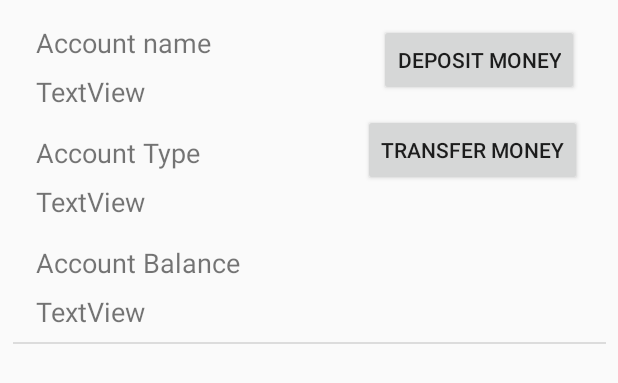
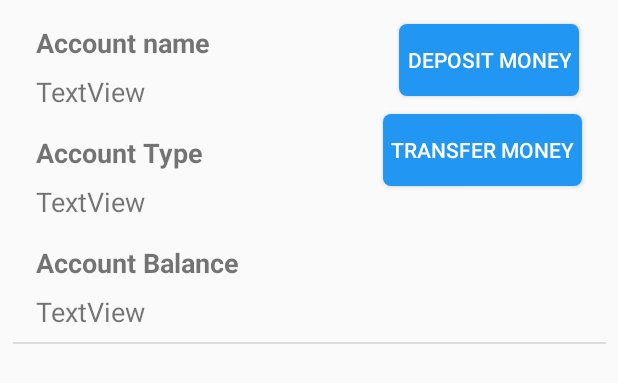
Before and after one commit to CPSO/KeaBankApp, an Android app: the layout activity_account_details.xml on its own in the app's theme, with its tools: preview values and no code run, on a phone screen of 412 x 824 dp. Shown: the top 383 px of the screen. Run offline under Robolectric (Android 15) with nearby library versions, the phone set to English and light mode, and no system bars.

Commit message:
added a new structure for the DB, added some colours,text stryling and round buttons

```diff
--- a/app/src/main/java/com/example/keabankapp/CreateUserActivity.java
+++ b/app/src/main/java/com/example/keabankapp/CreateUserActivity.java
@@ -98,10 +98,10 @@ public class CreateUserActivity extends AppCompatActivity {
         FirebaseUser user = mAuth.getCurrentUser();
         String userId = user.getUid();
 
-        final DocumentReference userDetails = db.collection(userId).document("user");
-        DocumentReference accountRefDef = db.collection(userId).document("accounts")
+        final DocumentReference userDetails = db.collection("users").document(userId);
+        DocumentReference accountRefDef = db.collection("users").document(userId)
                 .collection("accounts").document();
-        DocumentReference accountRefBud = db.collection(userId).document("accounts")
+        DocumentReference accountRefBud = db.collection("users").document(userId)
                 .collection("accounts").document();
 
 
--- a/app/src/main/java/com/example/keabankapp/MainActivity.java
+++ b/app/src/main/java/com/example/keabankapp/MainActivity.java
@@ -34,7 +34,7 @@ public class MainActivity extends AppCompatActivity {
     private static final String TAG = "MainActivity";
     FirebaseFirestore db = FirebaseFirestore.getInstance();
     //creates a referance to the collection in Firestore
-    private CollectionReference accountsListRef = db.collection(Objects.requireNonNull(FirebaseAuth.getInstance().getUid())).document("accounts").collection("accounts");
+    private CollectionReference accountsListRef = db.collection("users").document(FirebaseAuth.getInstance().getUid()).collection("accounts");
     //Firebase Auth
     private FirebaseAuth mAuth;
     //Firebase
--- a/app/src/main/java/com/example/keabankapp/account/AccountCreate.java
+++ b/app/src/main/java/com/example/keabankapp/account/AccountCreate.java
@@ -31,7 +31,6 @@ import java.util.Objects;
 public class AccountCreate extends AppCompatActivity {
     private static final String TAG = "AccountCreate";
     FirebaseFirestore db = FirebaseFirestore.getInstance();
-    private CollectionReference accountsListRef = db.collection(Objects.requireNonNull(FirebaseAuth.getInstance().getUid())).document("accounts").collection("accounts");
     //Firebase Auth
     private FirebaseAuth mAuth;
     //Firebase
@@ -121,7 +120,7 @@ public class AccountCreate extends AppCompatActivity {
                 String aType = selectedAccountType;
 
                 DocumentReference accountRef = FirebaseFirestore.getInstance()
-                        .collection(userId).document("accounts").collection("accounts").document();
+                        .collection("users").document(userId).collection("accounts").document();
                 accountRef.set(new AccountModel(aName,aAmount,aType));
 
             Toast.makeText(AccountCreate.this, "Created a new account",
--- a/app/src/main/java/com/example/keabankapp/account/AccountDetails.java
+++ b/app/src/main/java/com/example/keabankapp/account/AccountDetails.java
@@ -102,7 +102,7 @@ public class AccountDetails extends AppCompatActivity implements View.OnClickLis
         Log.d(TAG, "loadDataFromFirestore: called account id with: " + accountID);
 
 
-        db.collection(userId).document("accounts").collection("accounts").document(accountID)
+        db.collection("users").document(userId).collection("accounts").document(accountID)
                 .get().addOnSuccessListener(new OnSuccessListener<DocumentSnapshot>() {
             @Override
             public void onSuccess(DocumentSnapshot documentSnapshot) {
@@ -137,7 +137,7 @@ public class AccountDetails extends AppCompatActivity implements View.OnClickLis
     private void setUpRecyclerView() {
         String userId = FirebaseAuth.getInstance().getCurrentUser().getUid();
 
-        CollectionReference accountTransRef = db.collection(userId).document("accounts")
+        CollectionReference accountTransRef = db.collection("users").document(userId)
                 .collection("accounts").document(accountID).collection("transactions");
 
         Query query = accountTransRef.orderBy("tTimestamp",Query.Direction.DESCENDING);
--- a/app/src/main/java/com/example/keabankapp/account/PopActivity.java
+++ b/app/src/main/java/com/example/keabankapp/account/PopActivity.java
@@ -82,7 +82,7 @@ public class PopActivity extends Activity {
 
         String userId = FirebaseAuth.getInstance().getCurrentUser().getUid();
 
-        db.collection(userId).document("accounts").collection("accounts").document(accountID)
+        db.collection("users").document(userId).collection("accounts").document(accountID)
                 .get().addOnSuccessListener(new OnSuccessListener<DocumentSnapshot>() {
             @Override
             public void onSuccess(DocumentSnapshot documentSnapshot) {
@@ -107,8 +107,8 @@ public class PopActivity extends Activity {
         String userId = FirebaseAuth.getInstance().getCurrentUser().getUid();
         FirebaseFirestore db = FirebaseFirestore.getInstance();
 
-        DocumentReference accountRef = db.collection(userId).document("accounts").collection("accounts").document(accountID);
-        final CollectionReference accountTransaction = db.collection(userId).document("accounts").collection("accounts").document(accountID)
+        DocumentReference accountRef = db.collection("users").document(userId).collection("accounts").document(accountID);
+        final CollectionReference accountTransaction = db.collection("users").document(userId).collection("accounts").document(accountID)
                                                 .collection("transactions");
 
 
--- a/app/src/main/java/com/example/keabankapp/models/AccountTransactionModel.java
+++ b/app/src/main/java/com/example/keabankapp/models/AccountTransactionModel.java
@@ -28,7 +28,6 @@ public class AccountTransactionModel {
         return tAccountToId;
     }
 
-    @Exclude
     public String gettDocumentId() {
         return tDocumentId;
     }
--- /dev/null
+++ b/app/src/main/res/drawable/roundedbutton.xml
@@ -0,0 +1,13 @@
+<?xml version="1.0" encoding="utf-8"?>
+<shape xmlns:android="http://schemas.android.com/apk/res/android">
+
+    <!--<gradient
+        android:startColor="#80D8FF"
+        android:endColor="#84FFFF"></gradient>-->
+    <solid android:color="@color/colorPrimary"
+        ></solid>
+    <corners
+        android:radius="5dp"/>
+
+
+</shape>
--- a/app/src/main/res/layout/activity_account_details.xml
+++ b/app/src/main/res/layout/activity_account_details.xml
@@ -17,7 +17,8 @@
         app:layout_constraintEnd_toEndOf="parent"
         app:layout_constraintHorizontal_bias="0.0"
         app:layout_constraintStart_toStartOf="parent"
-        app:layout_constraintTop_toTopOf="parent" />
+        app:layout_constraintTop_toTopOf="parent"
+        android:textStyle="bold"/>
 
     <TextView
         android:id="@+id/tvADName"
@@ -43,6 +44,7 @@
         app:layout_constraintEnd_toEndOf="parent"
         app:layout_constraintHorizontal_bias="0.0"
         app:layout_constraintStart_toStartOf="parent"
+        android:textStyle="bold"
         app:layout_constraintTop_toBottomOf="@+id/tvADName" />
 
     <TextView
@@ -65,6 +67,7 @@
         android:layout_marginStart="24dp"
         android:layout_marginTop="16dp"
         android:text="Account Balance"
+        android:textStyle="bold"
         android:textSize="18sp"
         app:layout_constraintEnd_toEndOf="parent"
         app:layout_constraintHorizontal_bias="0.0"
@@ -93,7 +96,11 @@
         android:text="Deposit Money"
         app:layout_constraintEnd_toEndOf="parent"
         app:layout_constraintStart_toStartOf="@+id/btnTransferMoney"
-        app:layout_constraintTop_toTopOf="parent" />
+        app:layout_constraintTop_toTopOf="parent"
+        android:background="@drawable/roundedbutton"
+        android:padding="5dp"
+        android:textColor="#ffff"
+        />
 
     <Button
         android:id="@+id/btnTransferMoney"
@@ -103,7 +110,11 @@
         android:layout_marginEnd="24dp"
         android:text="Transfer Money"
         app:layout_constraintEnd_toEndOf="parent"
-        app:layout_constraintTop_toBottomOf="@+id/btnDepositMoney" />
+        app:layout_constraintTop_toBottomOf="@+id/btnDepositMoney"
+        android:background="@drawable/roundedbutton"
+        android:padding="5dp"
+        android:textColor="#ffff"
+        />
 
     <View
         android:id="@+id/divider5"
```
Also changed, not shown: app/src/main/java/com/example/keabankapp/account/AccountTransfer.java (+9 -8 lines).
